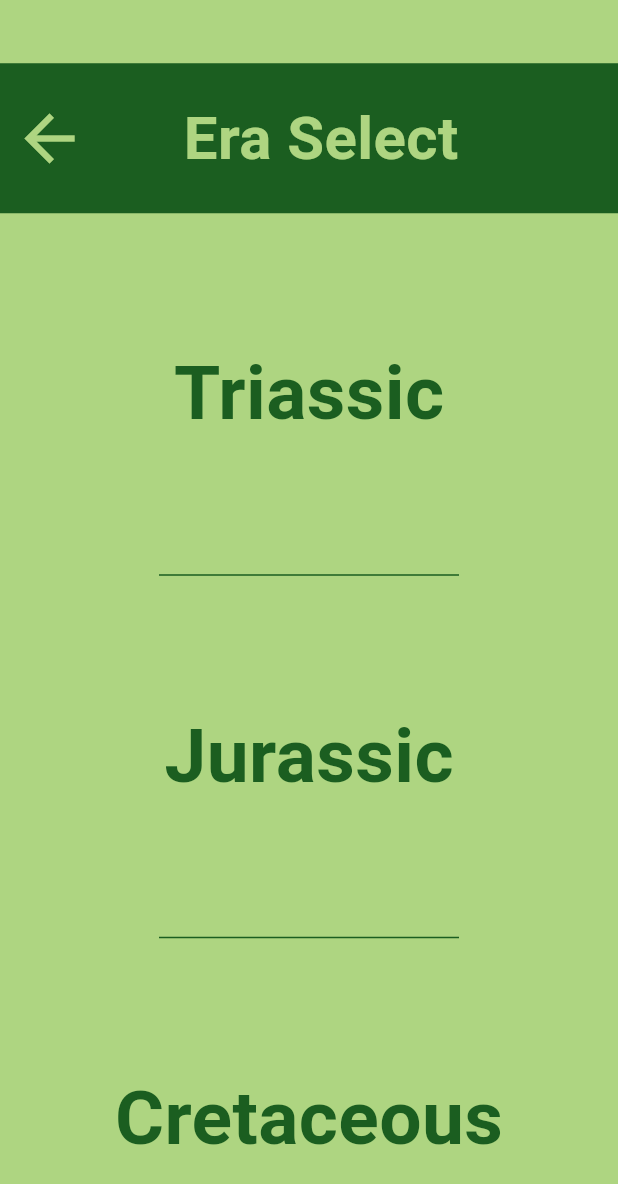
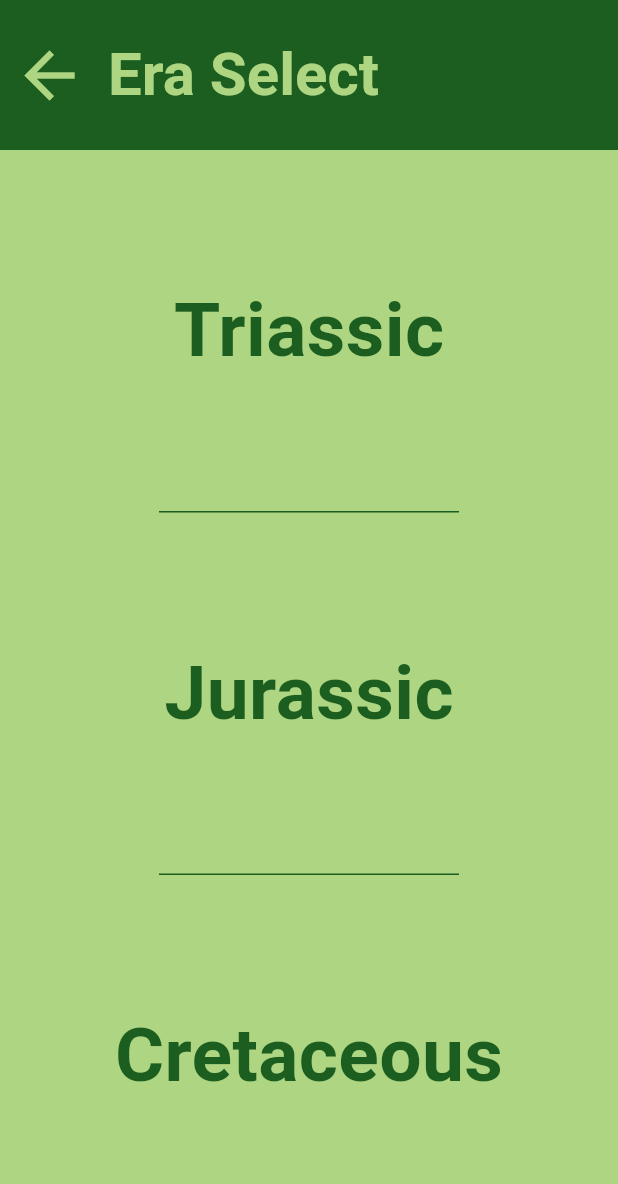
Before and after one commit to DaniGarMata/Cool-API-App, a Flutter app: the EraSelectScreen screen opened by its route, on a phone screen of 412 x 824 dp. Shown: the top 1184 px of the screen. Run offline on Flutter 3.47's test engine with Material 3 defaults, Android fonts, the phone set to English and light mode, and no system bars; network calls fail.

Commit message:
replaced infobar for appbar
fixed listview error

```diff
--- a/dino_app/lib/screens/era_select_screen.dart
+++ b/dino_app/lib/screens/era_select_screen.dart
@@ -11,18 +11,32 @@ class EraSelectScreen extends StatelessWidget {
   @override
   Widget build(BuildContext context) {
     return Scaffold(
+      appBar: AppBar(
+        title: Text("Era Select",
+            style: TextStyle(
+              fontSize: 40,
+              fontWeight: FontWeight.bold,
+              color: Colors.lightGreen[300],
+            )),
+        backgroundColor: Colors.green[900],
+        toolbarHeight: 100,
+        iconTheme: IconThemeData(size: 50, color: Colors.lightGreen[300]),
+      ),
       backgroundColor: Colors.lightGreen[300],
       body: Column(
         crossAxisAlignment: CrossAxisAlignment.center,
-        mainAxisAlignment: MainAxisAlignment.spaceAround,
+        mainAxisAlignment: MainAxisAlignment.start,
+        mainAxisSize: MainAxisSize.max,
         children: [
-          const TitleBar(title: "Era Select", backPage: "welcome",),
           // Do we have to make a screen for each era? How do we differentiate when calling?
-          const EraButton(name: "Triassic", screen: "/select_dino"),
+          const Expanded(
+              child: EraButton(name: "Triassic", screen: "select_dino")),
           Container(height: 1, width: 200, color: Colors.green[900]),
-          const EraButton(name: "Jurassic", screen: "/select_dino"),
+          const Expanded(
+              child: EraButton(name: "Jurassic", screen: "select_dino")),
           Container(height: 1, width: 200, color: Colors.green[900]),
-          const EraButton(name: "Cretaceous", screen: "/select_dino"),
+          const Expanded(
+              child: EraButton(name: "Cretaceous", screen: "select_dino")),
         ],
       ),
     );
--- a/dino_app/lib/screens/welcome_page.dart
+++ b/dino_app/lib/screens/welcome_page.dart
@@ -1,6 +1,4 @@
-import 'package:dino_app/widgets/widgets.dart';
 import 'package:flutter/material.dart';
-import 'package:dino_app/models/dinosaur.dart';
 
 class WelcomePage extends StatelessWidget {
   @override
--- a/dino_app/lib/widgets/widgets.dart
+++ b/dino_app/lib/widgets/widgets.dart
@@ -1,7 +1,7 @@
 import 'package:flutter/material.dart';
 import 'package:dino_app/models/dinosaur.dart';
 
-class TitleBar extends StatelessWidget {
+/*class TitleBar extends StatelessWidget {
   const TitleBar({super.key, required this.title, required this.backPage});
 
   final String title, backPage;
@@ -17,7 +17,7 @@ class TitleBar extends StatelessWidget {
         children: [
           IconButton(
             onPressed: () {
-              Navigator.pushReplacementNamed(context, '/$backPage');
+              Navigator.of(context).pop();
             },
             icon: Icon(
               Icons.arrow_back,
@@ -38,7 +38,7 @@ class TitleBar extends StatelessWidget {
       ),
     );
   }
-}
+}*/
 
 class InfoRow extends StatelessWidget {
   InfoRow({super.key, required this.category, required this.value});
@@ -82,9 +82,8 @@ class EraButton extends StatelessWidget {
   Widget build(BuildContext context) {
     return GestureDetector(
       onTap: () {
-        Navigator.pushReplacementNamed(context, '/$screen');
+        Navigator.pushNamed(context, '/$screen');
       },
-      child: Expanded(
       child: Center(
         child: Text(
           name,
@@ -92,7 +91,6 @@ class EraButton extends StatelessWidget {
             fontWeight: FontWeight.bold,
             fontSize: 50,
             color: Colors.green[900],
-            ),
           ),
         ),
       ),
```
Also changed, not shown: dino_app/lib/screens/dino_image_screen.dart (+11 -1 lines), dino_app/lib/screens/dino_info_screen.dart (+27 -10 lines), dino_app/lib/screens/era_info.dart (+11 -1 lines), dino_app/lib/screens/select_dino.dart (+23 -5 lines). Lines whose indentation alone changed are shown as unchanged.
